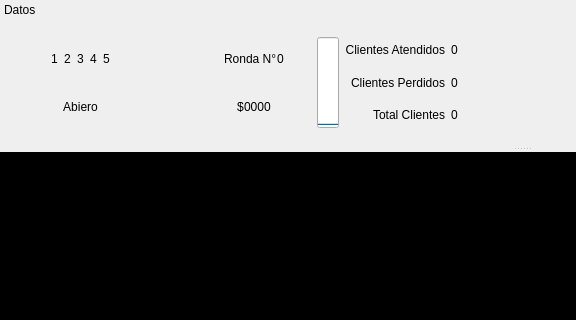
Old version of the form Tareas/T02/frontend/layout/game.ui in the repository benjavicente/iic2233; both pictures show x 0 to 576 and y 0 to 320 of the 1043 by 670 pixel window.
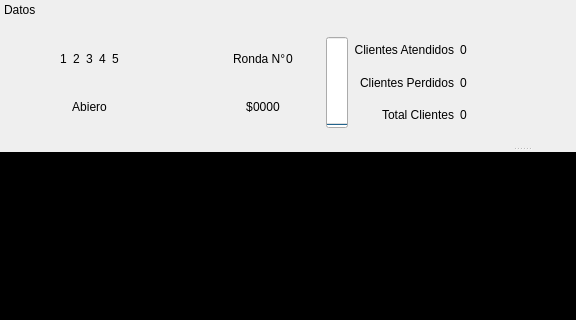
New version of the form. Icons and pictures are not drawn.

Commit message: Mejor estilo pantalla de juego

```diff
--- a/Tareas/T02/frontend/layout/game.ui
+++ b/Tareas/T02/frontend/layout/game.ui
@@ -334,6 +334,7 @@
        </property>
        <layout class="QVBoxLayout" name="verticalLayout_4">
         <item>
+         <widget class="QWidget" name="stars" native="true">
          <layout class="QHBoxLayout" name="stars_layout">
           <item>
            <widget class="QLabel" name="label_2">
@@ -371,6 +372,7 @@
            </widget>
           </item>
          </layout>
+         </widget>
         </item>
         <item>
          <widget class="QLabel" name="open">
```
Left out of the diff: 4 changed lines with no effect on the pictures. Lines whose indentation alone changed are shown as unchanged. The commit also changes 2 other files.
